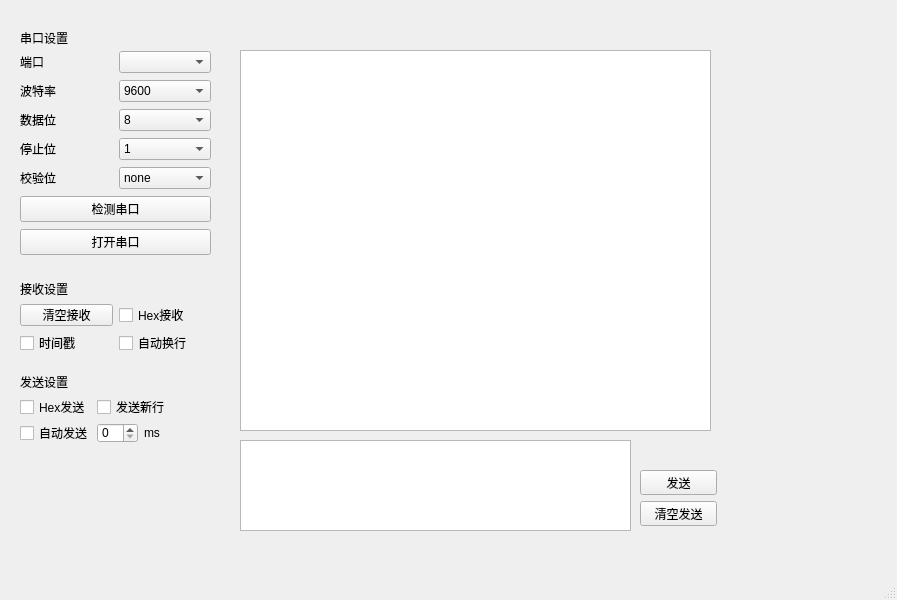
Before: the Qt Designer form mainwindow.ui in luoluo66666666/QTTESR, drawn with Qt 5.
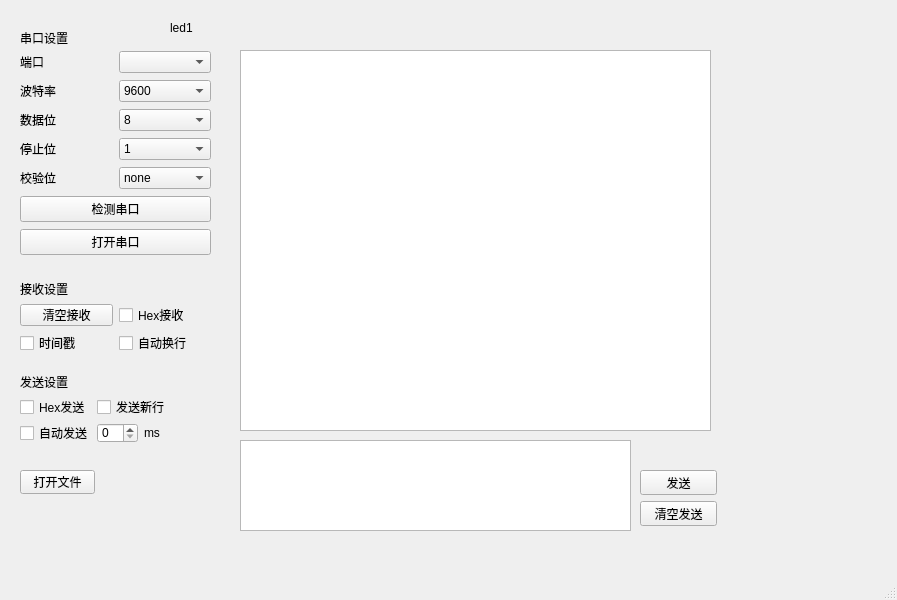
After: the same form once the commit is applied.

Diff of the .ui file:
```diff
--- a/mainwindow.ui
+++ b/mainwindow.ui
@@ -302,7 +302,7 @@
      </item>
     </layout>
    </widget>
-   <widget class="QWidget" name="">
+   <widget class="QWidget" name="layoutWidget">
     <property name="geometry">
      <rect>
       <x>20</x>
@@ -352,6 +352,32 @@
      </item>
     </layout>
    </widget>
+   <widget class="QLabel" name="Led_status">
+    <property name="geometry">
+     <rect>
+      <x>170</x>
+      <y>20</y>
+      <width>31</width>
+      <height>16</height>
+     </rect>
+    </property>
+    <property name="text">
+     <string>led1</string>
+    </property>
+   </widget>
+   <widget class="QPushButton" name="Openfile_po">
+    <property name="geometry">
+     <rect>
+      <x>20</x>
+      <y>470</y>
+      <width>75</width>
+      <height>24</height>
+     </rect>
+    </property>
+    <property name="text">
+     <string>打开文件</string>
+    </property>
+   </widget>
   </widget>
   <widget class="QMenuBar" name="menubar">
    <property name="geometry">
```
